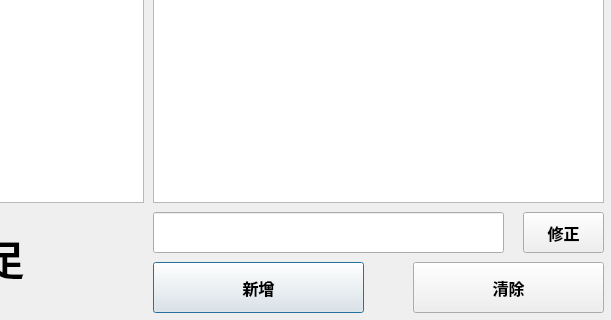
First picture: the form in project_codes/GUI/GUI.ui, repository AhJayzZ/Smart-Learning-System, before the edit; both pictures show x 727 to 1338 and y 498 to 818 of the 1338 by 818 pixel window.
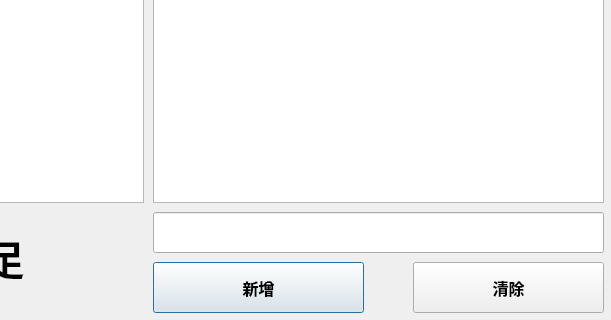
Second picture: the form after the edit.

The edit to the form file:
```diff
--- a/project_codes/GUI/GUI.ui
+++ b/project_codes/GUI/GUI.ui
@@ -82,26 +82,6 @@
     <string>新增</string>
    </property>
   </widget>
-  <widget class="QPushButton" name="revise_btn">
-   <property name="geometry">
-    <rect>
-     <x>1250</x>
-     <y>710</y>
-     <width>81</width>
-     <height>41</height>
-    </rect>
-   </property>
-   <property name="font">
-    <font>
-     <pointsize>12</pointsize>
-     <weight>75</weight>
-     <bold>true</bold>
-    </font>
-   </property>
-   <property name="text">
-    <string>修正</string>
-   </property>
-  </widget>
   <widget class="QTableWidget" name="tableWidget">
    <property name="geometry">
     <rect>
@@ -142,7 +122,7 @@
     <rect>
      <x>880</x>
      <y>710</y>
-     <width>351</width>
+     <width>451</width>
      <height>41</height>
     </rect>
    </property>
```
